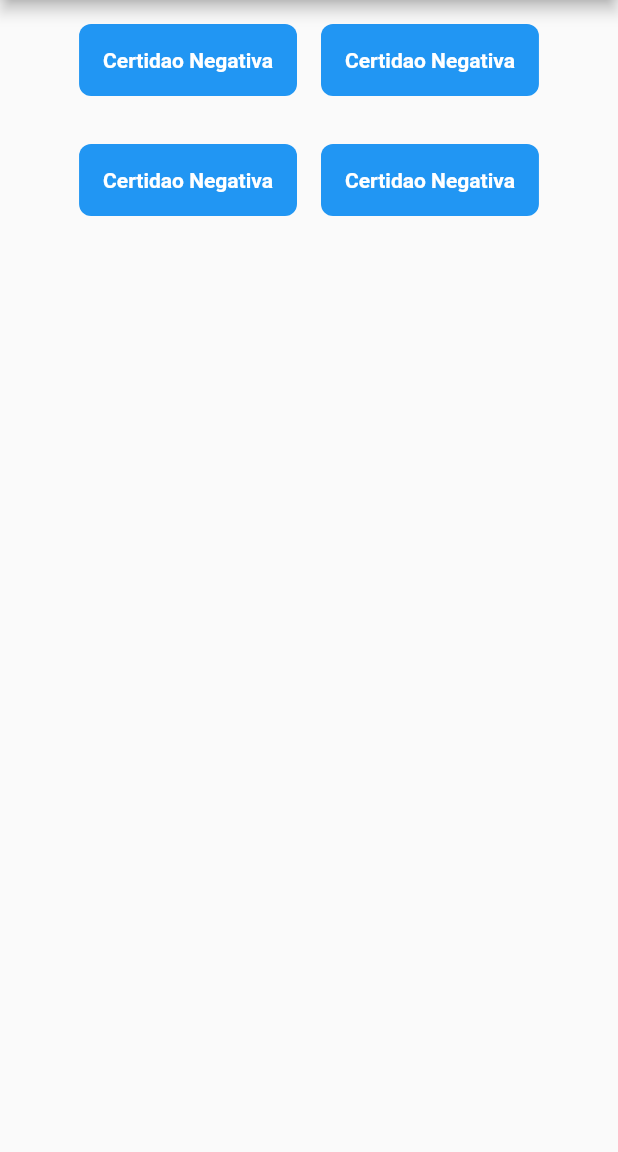
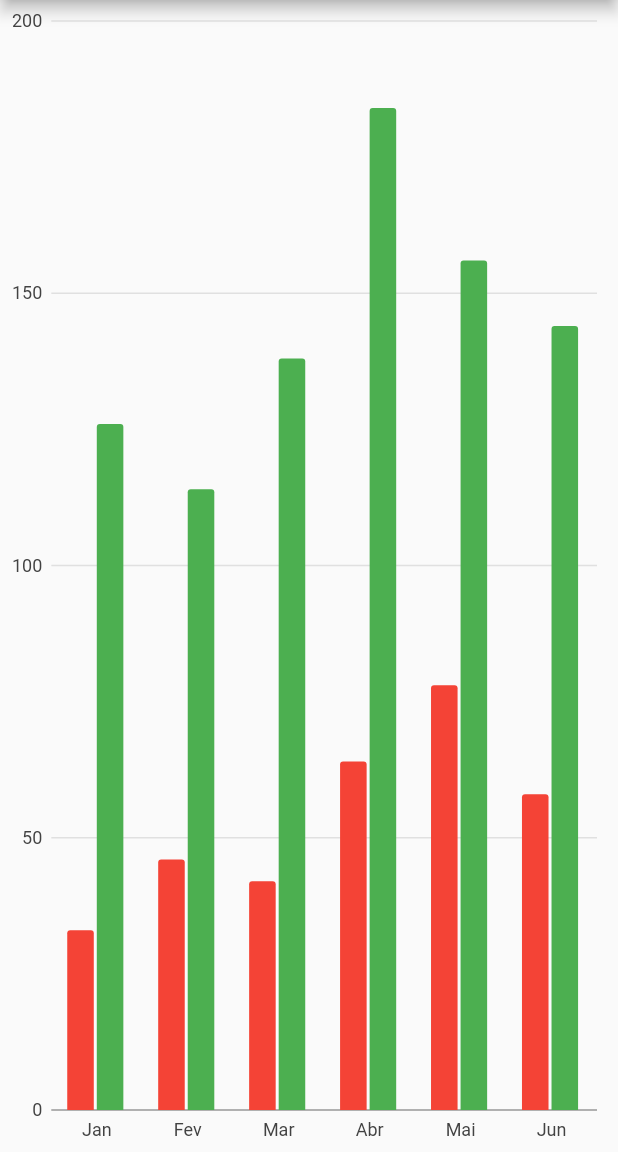
Before and after one commit to GleidsonRamos/memora_sefaz, a Flutter app: the screen it shows after launch, after a tap on "Entrar", on a phone screen of 412 x 824 dp, the part 84-1236 px from its top. Run offline on Flutter 3.47's test engine with Material 2 defaults, Android fonts, the phone set to English and light mode, and no system bars; our stand-ins replace charts_flutter; missing offline and left inert: mask_shifter.

Commit message:
Modificacao de grafico para apresentar dados

```diff
--- /dev/null
+++ b/lib/pages/grafico_despesas_com_folha.dart
@@ -0,0 +1,158 @@
+/// Example of an ordinal combo chart with two series rendered as bars, and a
+/// third rendered as a line.
+import 'package:flutter/material.dart';
+import 'dart:math';
+import 'package:charts_flutter/flutter.dart';
+import 'package:charts_flutter/src/text_element.dart';
+import 'package:charts_flutter/src/text_style.dart' as style;
+
+class GraficoDespesasComFolha extends StatelessWidget {
+  final List<Series> seriesList;
+  final bool animate;
+
+  GraficoDespesasComFolha(this.seriesList, {this.animate});
+
+  factory GraficoDespesasComFolha.withSampleData() {
+    return new GraficoDespesasComFolha(
+      _createSampleData(),
+      // Disable animations for image tests.
+      animate: true,
+    );
+  }
+
+  static List<OrdinalSales> inativos = [
+    new OrdinalSales('Jan', 33),
+    new OrdinalSales('Fev', 46),
+    new OrdinalSales('Mar', 42),
+    new OrdinalSales('Abr', 64),
+    new OrdinalSales('Mai', 78),
+    new OrdinalSales('Jun', 58),
+  ];
+
+  static List<OrdinalSales> ativos = [
+    new OrdinalSales('Jan', 126),
+    new OrdinalSales('Fev', 114),
+    new OrdinalSales('Mar', 138),
+    new OrdinalSales('Abr', 184),
+    new OrdinalSales('Mai', 156),
+    new OrdinalSales('Jun', 144),
+  ];
+
+  @override
+  Widget build(BuildContext context) {
+
+    SingletonInativos.instance.setTotal(inativos);
+
+    return new OrdinalComboChart(seriesList,
+        animate: animate,
+        customSeriesRenderers: [
+          new LineRendererConfig(
+            // ID used to link series to this renderer.
+            customRendererId: 'inativos',
+            includePoints: true,
+            includeArea: true,
+            stacked: true,
+            radiusPx: 4.0,
+            includeLine: true,
+            symbolRenderer: CustomCircleSymbolRendererInativos(list: inativos)
+          ),
+          new LineRendererConfig(
+            // ID used to link series to this renderer.
+            customRendererId: 'ativos',
+            includePoints: true,
+            includeArea: true,
+            stacked: true,
+            radiusPx: 4.0,
+            includeLine: true,)
+        ]);
+  }
+
+
+
+
+  /// Create series list with multiple series
+  static List<Series<OrdinalSales, String>> _createSampleData() {
+    return [
+      new Series<OrdinalSales, String>(
+          id: 'Inativos',
+          colorFn: (_, __) => MaterialPalette.red.shadeDefault,
+          domainFn: (OrdinalSales sales, _) => sales.year,
+          measureFn: (OrdinalSales sales, _) => sales.sales,
+          data: inativos,
+      )
+      // Configure our custom line renderer for this series.
+        ..setAttribute(rendererIdKey, 'inativos'),
+
+      new Series<OrdinalSales, String>(
+          id: 'Ativos',
+          colorFn: (_, __) => MaterialPalette.green.shadeDefault,
+          domainFn: (OrdinalSales sales, _) => sales.year,
+          measureFn: (OrdinalSales sales, _) => sales.sales,
+          data: ativos)
+      // Configure our custom line renderer for this series.
+        ..setAttribute(rendererIdKey, 'ativos'),
+    ];
+  }
+}
+
+/// Sample ordinal data type.
+class OrdinalSales {
+  final String year;
+  final int sales;
+
+  OrdinalSales(this.year, this.sales);
+}
+
+class CustomCircleSymbolRendererInativos extends CircleSymbolRenderer {
+
+  List<OrdinalSales> list;
+  CustomCircleSymbolRendererInativos({this.list});
+
+  @override
+  void paint(ChartCanvas canvas, Rectangle<num> bounds, {List<int> dashPattern, Color fillColor, Color strokeColor, double strokeWidthPx}) {
+    super.paint(canvas, bounds, dashPattern: dashPattern, fillColor: fillColor, strokeColor: strokeColor, strokeWidthPx: strokeWidthPx);
+    canvas.drawRect(
+        Rectangle(bounds.left - 5, bounds.top - 30, bounds.width + 10, bounds.height + 10),
+        fill: Color.white
+    );
+    var textStyle = style.TextStyle();
+    textStyle.color = Color.black;
+    textStyle.fontSize = 15;
+    canvas.drawText(
+        TextElement(list[SingletonInativos.instance._iterator].sales.toString(), style: textStyle),
+        (bounds.left).round(),
+        (bounds.top - 28).round()
+    );
+    SingletonInativos.instance.upIterator();
+  }
+}
+
+class SingletonInativos {
+  //Singleton
+  SingletonInativos._() {}
+  static SingletonInativos _instance = new SingletonInativos._();
+  static SingletonInativos get instance => _instance;
+
+  //Atributos
+  int _total = 0;
+  int _iterator = 0;
+
+  //Get
+  int get total => _total;
+  int get iterator => _iterator;
+
+  void setTotal(List<dynamic> list){
+    this._total = list.length;
+    this._iterator = 0;
+  }
+
+  void upIterator(){
+    if(this._iterator < this._total - 1){
+      this._iterator++;
+    }
+    else{
+      this._iterator = 0;
+    }
+  }
+
+}
--- a/lib/pages/home.dart
+++ b/lib/pages/home.dart
@@ -3,6 +3,8 @@ import 'package:provider/provider.dart';
 import 'package:sefaz_exemplo/bloc/BlocCertidaoNegativa.dart';
 import 'package:sefaz_exemplo/components/drawer/drawer.dart';
 import 'package:sefaz_exemplo/pages/certidao_negativa.dart';
+import 'package:sefaz_exemplo/pages/grafico_despesas_com_folha.dart';
+import 'package:charts_flutter/flutter.dart' as charts;
 
 
 class HomePage extends StatefulWidget {
@@ -22,99 +24,8 @@ class _HomePageState extends State<HomePage> {
           backgroundColor: Theme.of(context).primaryColor,
         ),
         drawer: CustomDrawer(),
-        body: ListView(
-          children: <Widget>[
-            Padding(
-              padding: const EdgeInsets.all(8.0),
-              child: Row(
-                mainAxisAlignment: MainAxisAlignment.center,
-                crossAxisAlignment: CrossAxisAlignment.center,
-                children: <Widget>[
-                  Padding(
-                    padding: const EdgeInsets.all(8.0),
-                    child: Material(
-                      borderRadius: BorderRadius.circular(8.0),
-                      color: Colors.blue.withOpacity(1.0),
-                      child: InkWell(
-                        onTap: () {openCertidao();}, // needed
-                        child: Padding(
-                          padding: const EdgeInsets.all(16.0),
-                          child: Column(
-                            children: <Widget>[
-                              Text("Certidao Negativa", style: TextStyle(color: Colors.white, fontWeight: FontWeight.bold),),
-                            ],
-                          ),
-                        ),
-                      ),
-                    ),
-                  ),
-                  Padding(
-                    padding: const EdgeInsets.all(8.0),
-                    child: Material(
-                      borderRadius: BorderRadius.circular(8.0),
-                      color: Colors.blue.withOpacity(1.0),
-                      child: InkWell(
-                        onTap: () {openCertidao();}, // needed
-                        child: Padding(
-                          padding: const EdgeInsets.all(16.0),
-                          child: Column(
-                            children: <Widget>[
-                              Text("Certidao Negativa", style: TextStyle(color: Colors.white, fontWeight: FontWeight.bold),),
-                            ],
-                          ),
-                        ),
-                      ),
-                    ),
-                  ),
-                ],
-              ),
-            ),
-            Padding(
-              padding: const EdgeInsets.all(8.0),
-              child: Row(
-                mainAxisAlignment: MainAxisAlignment.center,
-                crossAxisAlignment: CrossAxisAlignment.center,
-                children: <Widget>[
-                  Padding(
-                    padding: const EdgeInsets.all(8.0),
-                    child: Material(
-                      borderRadius: BorderRadius.circular(8.0),
-                      color: Colors.blue.withOpacity(1.0),
-                      child: InkWell(
-                        onTap: () {openCertidao();}, // needed
-                        child: Padding(
-                          padding: const EdgeInsets.all(16.0),
-                          child: Column(
-                            children: <Widget>[
-                              Text("Certidao Negativa", style: TextStyle(color: Colors.white, fontWeight: FontWeight.bold),),
-                            ],
-                          ),
-                        ),
-                      ),
-                    ),
-                  ),
-                  Padding(
-                    padding: const EdgeInsets.all(8.0),
-                    child: Material(
-                      borderRadius: BorderRadius.circular(8.0),
-                      color: Colors.blue.withOpacity(1.0),
-                      child: InkWell(
-                        onTap: () {openCertidao();}, // needed
-                        child: Padding(
-                          padding: const EdgeInsets.all(16.0),
-                          child: Column(
-                            children: <Widget>[
-                              Text("Certidao Negativa", style: TextStyle(color: Colors.white, fontWeight: FontWeight.bold),),
-                            ],
-                          ),
-                        ),
-                      ),
-                    ),
-                  ),
-                ],
-              ),
-            )
-          ],
+        body: Container(
+          child: GraficoDespesasComFolha(_createSampleData()),
         )
         );
   }
@@ -129,4 +40,46 @@ class _HomePageState extends State<HomePage> {
               child: CertidaoPage(),
             )));
   }
+
+  static List<charts.Series<OrdinalSales, String>> _createSampleData() {
+
+    final inativos = [
+      new OrdinalSales('Jan', 33),
+      new OrdinalSales('Fev', 46),
+      new OrdinalSales('Mar', 42),
+      new OrdinalSales('Abr', 64),
+      new OrdinalSales('Mai', 78),
+      new OrdinalSales('Jun', 58),
+    ];
+
+    final ativos = [
+      new OrdinalSales('Jan', 126),
+      new OrdinalSales('Fev', 114),
+      new OrdinalSales('Mar', 138),
+      new OrdinalSales('Abr', 184),
+      new OrdinalSales('Mai', 156),
+      new OrdinalSales('Jun', 144),
+    ];
+
+    return [
+      new charts.Series<OrdinalSales, String>(
+        id: 'Inativos',
+        colorFn: (_, __) => charts.MaterialPalette.red.shadeDefault,
+        domainFn: (OrdinalSales sales, _) => sales.year,
+        measureFn: (OrdinalSales sales, _) => sales.sales,
+        data: inativos,
+      )
+      // Configure our custom line renderer for this series.
+        ..setAttribute(charts.rendererIdKey, 'inativos'),
+
+      new charts.Series<OrdinalSales, String>(
+          id: 'Ativos',
+          colorFn: (_, __) => charts.MaterialPalette.green.shadeDefault,
+          domainFn: (OrdinalSales sales, _) => sales.year,
+          measureFn: (OrdinalSales sales, _) => sales.sales,
+          data: ativos)
+      // Configure our custom line renderer for this series.
+        ..setAttribute(charts.rendererIdKey, 'ativos'),
+    ];
+  }
 }
--- a/pubspec.yaml
+++ b/pubspec.yaml
@@ -27,6 +27,10 @@ dependencies:
   http: ^0.12.0+2
   provider: ^2.0.1
   mask_shifter: ^0.1.0
+  charts_flutter:
+          git:
+            url: https://github.com/GleidsonRamos/charts.git
+            path: charts_flutter
 
 dev_dependencies:
   flutter_test:
```
Also changed, not shown: pubspec.lock.
